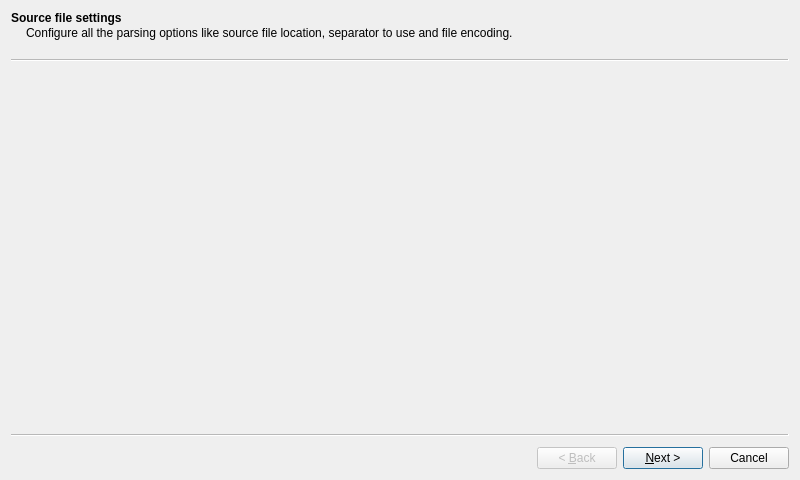
First picture: the form in library/tulip-qt/designer/CSVImportWizard.ui, repository jalamao/tulip-1, before the edit.
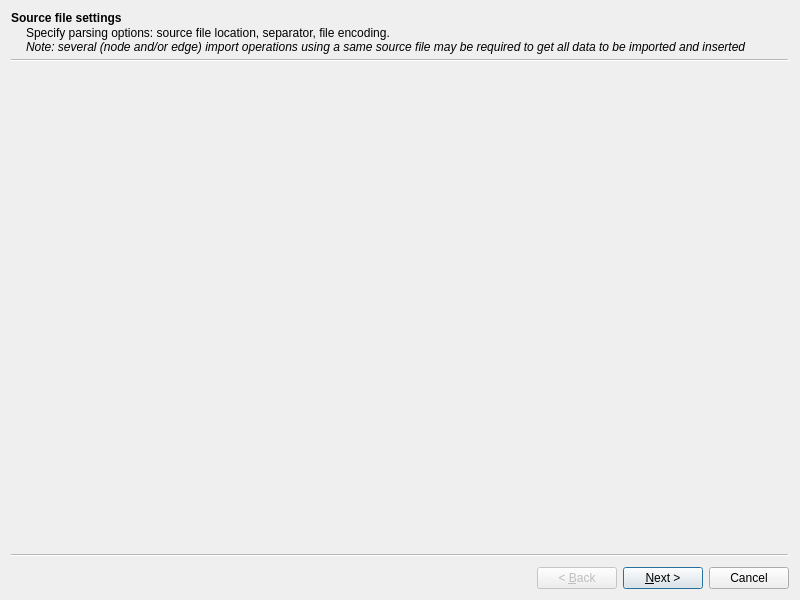
Second picture: the form after the edit. Custom widgets are drawn as their Qt base class.

Commit message: Update help text on CSV import GUI

Patch:
```diff
--- a/library/tulip-qt/designer/CSVImportWizard.ui
+++ b/library/tulip-qt/designer/CSVImportWizard.ui
@@ -7,7 +7,7 @@
     <x>0</x>
     <y>0</y>
     <width>800</width>
-    <height>480</height>
+    <height>600</height>
    </rect>
   </property>
   <property name="windowTitle">
@@ -24,7 +24,7 @@
     <string>Source file settings</string>
    </property>
    <property name="subTitle">
-    <string>Configure all the parsing options like source file location, separator to use and file encoding.</string>
+    <string>Specify parsing options: source file location, separator, file encoding. &lt;br&gt; &lt;em&gt;Note: several (node and/or edge) import operations using a same source file may be required to get all data to be imported and inserted into a same graph.&lt;/em&gt;</string>
    </property>
   </widget>
   <widget class="tlp::CSVImportConfigurationQWizardPage" name="importConfigurationWizardPage">
```
Left out of the diff: 2 changed lines with no effect on the pictures. The commit also changes 3 other files.
